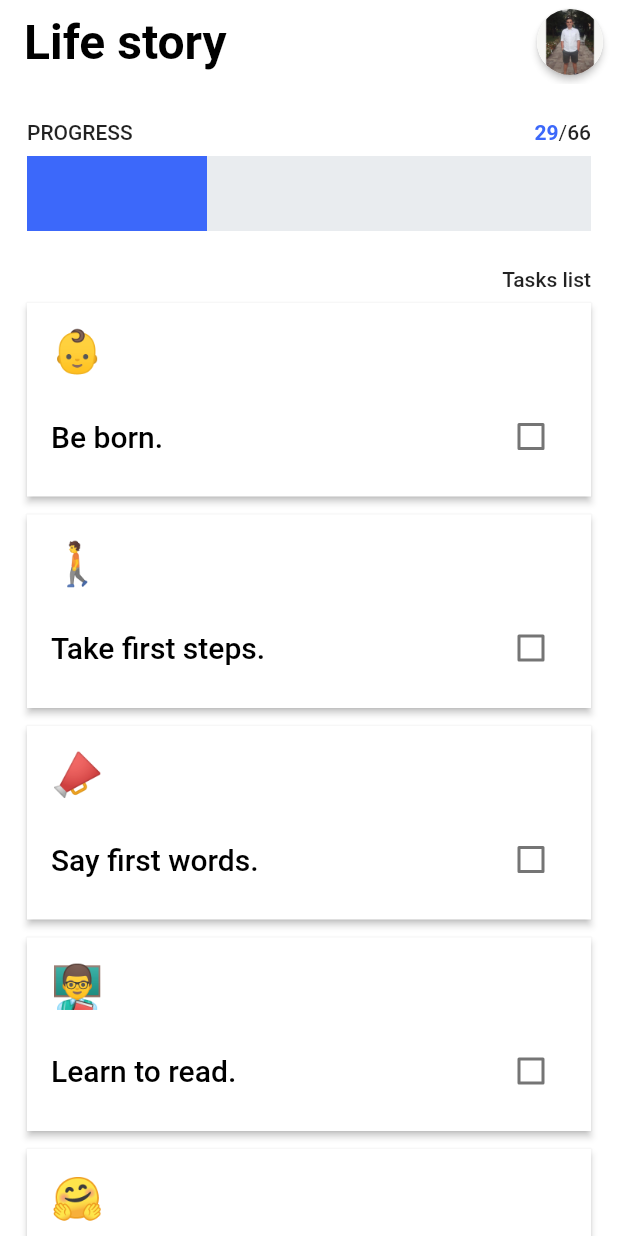
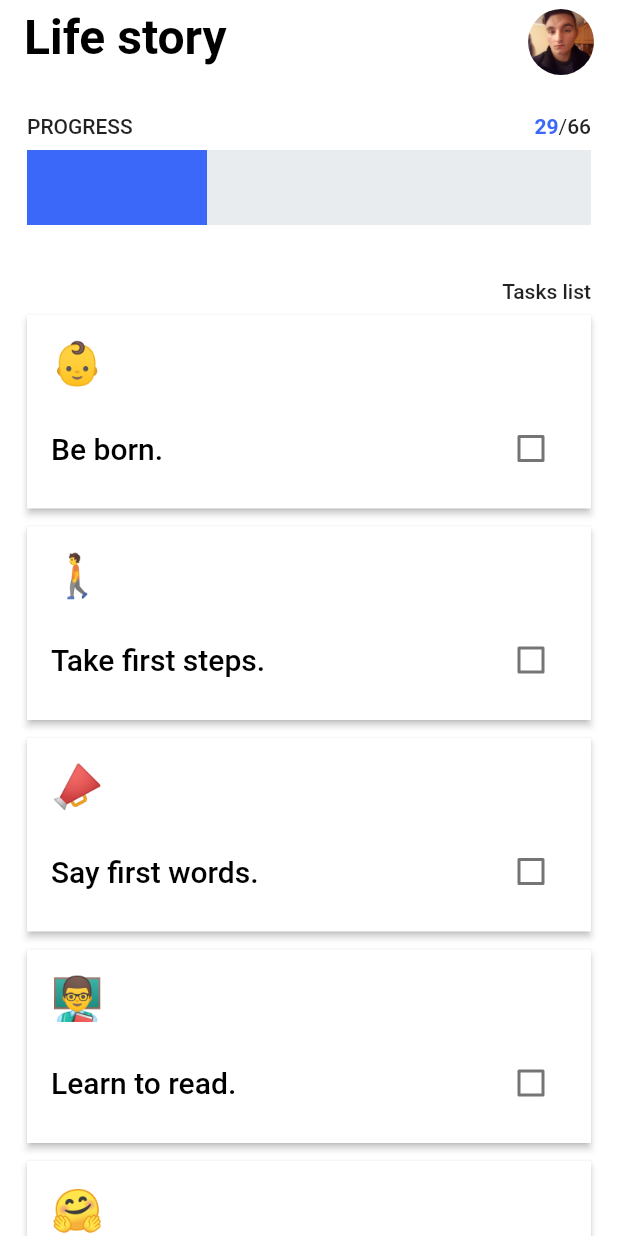
Before and after one commit to Ivaskuu/life_todo, a Flutter app: the screen it shows after launch, on a phone screen of 412 x 824 dp. Run offline on Flutter 3.47's test engine with Material 2 defaults, Android fonts, the phone set to English and light mode, and no system bars.

Commit message:
Redesign of the todo_list_page, with a Progress bar that becomes smaller and hidden when scrolling

```diff
--- a/lib/pages/todo_list_page/progress_bar.dart
+++ b/lib/pages/todo_list_page/progress_bar.dart
@@ -1,8 +1,12 @@
 import 'package:flutter/material.dart';
 import '../../misc/mycolors.dart';
+import 'todo_list_page.dart';
 
 class ProgressBar extends StatefulWidget
 {
+  final TodoListPage listPage;
+  ProgressBar(this.listPage);
+
   @override
   _ProgressBarState createState() => new _ProgressBarState();
 }
@@ -10,11 +14,22 @@ class ProgressBar extends StatefulWidget
 class _ProgressBarState extends State<ProgressBar>
 {
   @override
+  void dispose()
+  {
+    widget.listPage.showSmallProgressBar = true;
+    widget.listPage.resetState = true;
+    super.dispose();
+  }
+
+  @override
   Widget build(BuildContext context)
   {
+    widget.listPage.showSmallProgressBar = false;
+    widget.listPage.resetState = true;
+
     return new Container
     (
-      margin: new EdgeInsets.only(left: 18.0, right: 18.0),
+      padding: new EdgeInsets.only(left: 18.0, right: 18.0, bottom: 20.0),
       child: new Column
       (
         children: <Widget>
--- a/lib/pages/todo_list_page/todo_list_page.dart
+++ b/lib/pages/todo_list_page/todo_list_page.dart
@@ -1,53 +1,126 @@
 import 'package:flutter/material.dart';
+import '../../misc/mycolors.dart';
 
 import 'progress_bar.dart';
 import 'tasks_section.dart';
 
-class TodoListPage extends StatelessWidget
+class TodoListPage extends StatefulWidget
 {
+  bool showSmallProgressBar = false;
+  bool resetState = false;
+
+  @override
+  TodoListPageState createState() => new TodoListPageState();
+}
+
+class TodoListPageState extends State<TodoListPage>
+{
+  ScrollController controller = new ScrollController();
+
+  @override
+  void initState()
+  {
+    super.initState();
+
+    controller.addListener(()
+    {
+      if(widget.resetState)
+      {
+        setState(() {});
+        widget.resetState = false;
+      }
+    });
+  }
+
   @override
   Widget build(BuildContext context)
   {
     return new Scaffold
     (
-      appBar: new AppBar
+      backgroundColor: new Color(0xEEFFFFFF),
+      body: new CustomScrollView
+      (
+        controller: controller,
+        scrollDirection: Axis.vertical,
+        slivers: <Widget>
+        [
+          new SliverAppBar
+          (
+            elevation: 3.0,
+            floating: true,
+            pinned: true,
+            snap: false,
+            centerTitle: false,
+            backgroundColor: Colors.white,
+            titleSpacing: 0.0,
+            title: new Stack
+            (
+              children: <Widget>
+              [
+                new Align
+                (
+                  alignment: FractionalOffset.centerLeft,
+                  child: new Container
+                  (
+                    margin: new EdgeInsets.only(left: 16.0),
+                    child: new Text('Life story', style: new TextStyle(color: Colors.black, fontSize: 32.0, fontWeight: FontWeight.w600))
+                  ),
+                ),
+                new Align
+                (
+                  alignment: FractionalOffset.centerRight,
+                  child: new Container
+                  (
+                    margin: new EdgeInsets.only(right: 16.0),
+                    child: new Material
                     (
                       elevation: 0.0,
-        centerTitle: false,
-        backgroundColor: Colors.transparent,
-        title: new Text('Life story', style: new TextStyle(color: Colors.black, fontSize: 32.0, fontWeight: FontWeight.w600)),
-        actions: <Widget>
-        [
-          new Container
-          (
-            margin: new EdgeInsets.only(right: 10.0),
-            child: new Material
-            (
-              elevation: 2.0,
                       shape: new CircleBorder(),
                       child: new CircleAvatar
                       (
                         radius: 22.0,
                         backgroundColor: Colors.white,
-                backgroundImage: new AssetImage('res/me.png'),
+                        backgroundImage: new AssetImage('res/me.jpg'),
                       ),
                     )
+                  ),
+                ),
+                widget.showSmallProgressBar ? new Align
+                (
+                  alignment: FractionalOffset.bottomLeft,
+                  child: new SizedBox.fromSize
+                  (
+                    size: new Size(MediaQuery.of(context).size.width / 2.0, 4.0),
+                    child: new Container(color: MyColors.blue),
                   )
+                ) : new Container(),
               ],
             ),
-      backgroundColor: Colors.white,
-      body: new ListView
+            expandedHeight: 170.0,
+            flexibleSpace: new FlexibleSpaceBar
             (
-        children: <Widget>
+              background: new Column
+              (
+                mainAxisAlignment: MainAxisAlignment.end,
+                children: <Widget>[ new ProgressBar(widget) ],
+              ),
+            ),
+          ),
+          new SliverList
+          (
+            delegate: new SliverChildListDelegate
+            (
+              <Widget>
               [
-          new Padding(padding: new EdgeInsets.all(12.0)),
-          new ProgressBar(),
                 new Container
                 (
-            margin: new EdgeInsets.only(right: 18.0, bottom: 8.0, top: 24.0),
+                  margin: new EdgeInsets.only(right: 18.0, bottom: 8.0, top: 16.0),
                   child: new Text('Tasks list', textAlign: TextAlign.end, style: new TextStyle(fontWeight: FontWeight.w500)),
                 ),
                 new TasksSection()
+              ]
+            )
+          )
         ],
       )
     );
--- a/pubspec.yaml
+++ b/pubspec.yaml
@@ -27,7 +27,7 @@ flutter:
 
   # To add assets to your application, add an assets section, like this:
   assets:
-   - res/me.png
+   - res/me.jpg
    - res/tasks_list.txt
 
   # An image asset can refer to one or more resolution-specific "variants", see
```
Also changed, not shown: media/presentation.png (added), res/me.jpg (added), res/me2.png (renamed from res/me.png), 3 other files. Lines whose indentation alone changed are shown as unchanged.
